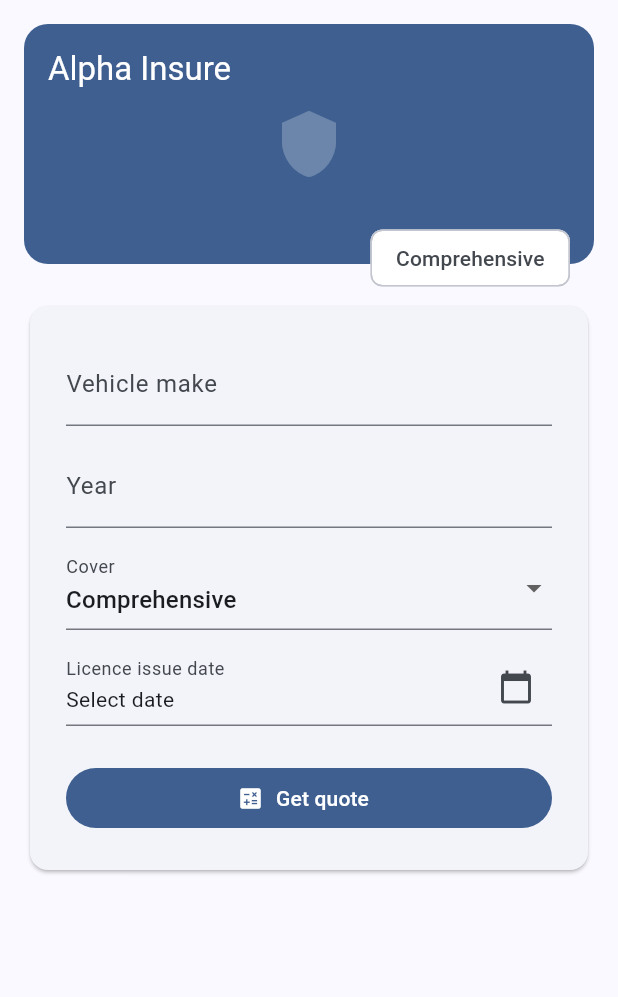
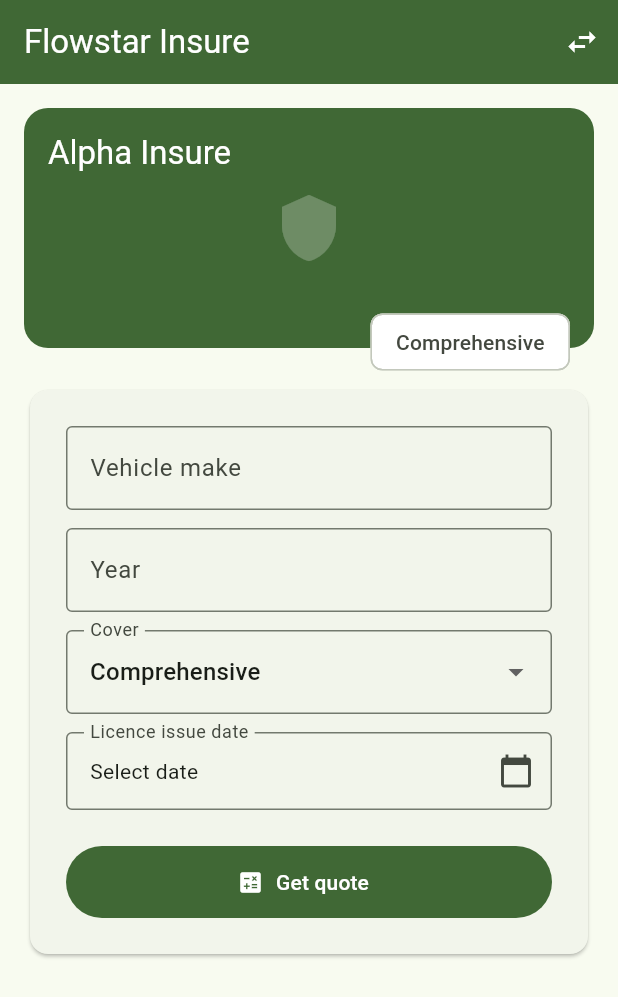
Before and after one commit to Clynton19860/flutter, a Flutter app: the screen it shows after launch, on a phone screen of 412 x 824 dp. Shown: the top 997 px of the screen. Run offline on Flutter 3.47's test engine with Material 3 defaults, Android fonts, the phone set to English and light mode, and no system bars.

Commit message:
Day 2: brand theme lab 2.3

```diff
--- a/quote_app/lib/app.dart
+++ b/quote_app/lib/app.dart
@@ -1,16 +1,32 @@
+// lib/app.dart
 import 'package:flutter/material.dart';
+import 'package:quote_app/core/theme/brand_theme.dart';
 import 'package:quote_app/features/quote/presentation/capture_screen.dart';
 
-class QuoteApp extends StatelessWidget {
+class QuoteApp extends StatefulWidget {
   const QuoteApp({super.key});
 
   @override
-  Widget build(BuildContext context) => MaterialApp(
-    title: 'Quote App',
-    theme: ThemeData(
-      colorSchemeSeed: const Color(0xFF0B2545),
-      useMaterial3: true,
-    ),
-    home: const CaptureScreen(),
-  );
+  State<QuoteApp> createState() => _QuoteAppState();
 }
+
+class _QuoteAppState extends State<QuoteApp> {
+  String _brandKey = 'alpha';
+
+  @override
+  Widget build(BuildContext context) {
+    final brand = brands[_brandKey]!;
+    return MaterialApp(
+      title: brand.name,
+      theme: brand.toThemeData(Brightness.light),
+      darkTheme: brand.toThemeData(Brightness.dark),
+      themeMode: ThemeMode.system,
+      home: CaptureScreen(
+        brand: brand,
+        onSwitchBrand: () => setState(
+              () => _brandKey = _brandKey == 'alpha' ? 'beta' : 'alpha',
+        ),
+      ),
+    );
+  }
+}
--- /dev/null
+++ b/quote_app/lib/core/theme/brand_theme.dart
@@ -0,0 +1,50 @@
+// lib/core/theme/brand_theme.dart
+import 'package:flutter/material.dart';
+
+class BrandTheme {
+  const BrandTheme({
+    required this.key,
+    required this.name,
+    required this.seed,
+    required this.logoAsset,
+    this.fontFamily,
+  });
+
+  final String key;
+  final String name;
+  final Color seed;
+  final String logoAsset;
+  final String? fontFamily;
+
+  ThemeData toThemeData(Brightness brightness) {
+    final scheme = ColorScheme.fromSeed(seedColor: seed, brightness: brightness);
+    return ThemeData(
+      colorScheme: scheme,
+      useMaterial3: true,
+      fontFamily: fontFamily,
+      appBarTheme: AppBarThemeData(
+        backgroundColor: scheme.primary,
+        foregroundColor: scheme.onPrimary,
+      ),
+      inputDecorationTheme: const InputDecorationThemeData(border: OutlineInputBorder()),
+      filledButtonTheme: FilledButtonThemeData(
+        style: FilledButton.styleFrom(minimumSize: const Size.fromHeight(48)),
+      ),
+    );
+  }
+}
+
+const brands = <String, BrandTheme>{
+  'alpha': BrandTheme(
+    key: 'alpha',
+    name: 'Flowstar Insure',
+    seed: Color(0xFF35FF1F),
+    logoAsset: 'assets/brands/alpha.png',
+  ),
+  'beta': BrandTheme(
+    key: 'beta',
+    name: 'Beta Cover',
+    seed: Color(0xFF138AA5),
+    logoAsset: 'assets/brands/beta.png',
+  ),
+};
--- a/quote_app/lib/features/quote/presentation/capture_screen.dart
+++ b/quote_app/lib/features/quote/presentation/capture_screen.dart
@@ -2,8 +2,14 @@
 import 'package:quote_app/features/quote/domain/quote_model.dart';
 import 'package:quote_app/features/quote/presentation/capture_form.dart';
 
+import '../../../core/theme/brand_theme.dart';
+
 class CaptureScreen extends StatelessWidget {
-  const CaptureScreen({super.key});
+  const CaptureScreen({super.key, required this.brand, required this.onSwitchBrand});
+  final BrandTheme brand;
+  final VoidCallback onSwitchBrand;
+
+
 
   void _showPremium(BuildContext context, QuoteRequest r) {
     final premium = calculatePremium(r);
@@ -18,9 +24,24 @@
   @override
   Widget build(BuildContext context) {
     return Scaffold(
+      appBar: AppBar(
+        title: Text(brand.name),
+        actions: [
+          IconButton(
+            icon: const Icon(Icons.swap_horiz),
+            tooltip: 'Switch brand',
+            onPressed: onSwitchBrand,
+          ),
+        ],
+      ),
       body: SafeArea(
         child: LayoutBuilder(
           builder: (context, constraints) {
+            final header = _BrandHeader(
+              name: brand.name,
+              logoAsset: brand.logoAsset,
+            );
+
             // Mobile layout
             if (constraints.maxWidth < 700) {
               return SingleChildScrollView(
@@ -28,7 +49,7 @@
                 child: Column(
                   crossAxisAlignment: CrossAxisAlignment.stretch,
                   children: [
-                    const _BrandHeader(),
+                    header,
 
                     const SizedBox(height: 24),
 
@@ -49,9 +70,9 @@
             return Row(
               crossAxisAlignment: CrossAxisAlignment.start,
               children: [
-                const SizedBox(
+                SizedBox(
                   width: 320,
-                  child: _BrandHeader(),
+                  child: header,
                 ),
 
                 const SizedBox(width: 24),
@@ -78,10 +99,29 @@
   }
 }
 class _BrandHeader extends StatelessWidget {
-  const _BrandHeader();
+  const _BrandHeader({required this.name, required this.logoAsset});
+  final String name;
+  final String logoAsset;
 
   @override
   Widget build(BuildContext context) {
+    final cs = Theme.of(context).colorScheme;
+    final tt = Theme.of(context).textTheme;
+
+    Container(
+      color: cs.primaryContainer,
+      child: Row(
+        children: [
+          Image.asset(logoAsset, height: 28, semanticLabel: '$name logo'),
+          const SizedBox(width: 8),
+          Expanded(
+            child: Text(name,
+                style: tt.titleLarge?.copyWith(color: cs.onPrimaryContainer)),
+          ),
+        ],
+      ),
+    )
+    ;
     return Stack(
       clipBehavior: Clip.none,
       children: [
@@ -92,6 +132,8 @@
             borderRadius: BorderRadius.circular(16),
           ),
         ),
+
+
         Positioned(
           left: 16, top: 16,
           child: Text('Alpha Insure',
@@ -110,4 +152,5 @@
       ],
     );
   }
+
 }
--- a/quote_app/pubspec.yaml
+++ b/quote_app/pubspec.yaml
@@ -34,6 +34,7 @@
   # The following adds the Cupertino Icons font to your application.
   # Use with the CupertinoIcons class for iOS style icons.
   cupertino_icons: ^1.0.8
+  intl: ^0.20.3
 
 dev_dependencies:
   flutter_test:
```
Also changed, not shown: quote_app/pubspec.lock.
